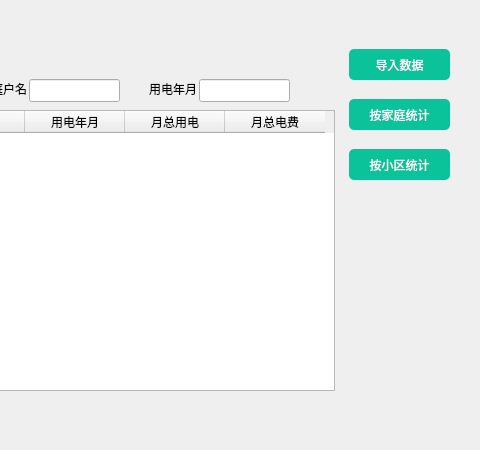
Before: the Qt Designer form ElecSystem/Employee.ui in RongjunZhou/ElecSys, drawn with Qt 5; both pictures show x 220 to 700 and y 0 to 450 of the 700 by 450 pixel window.
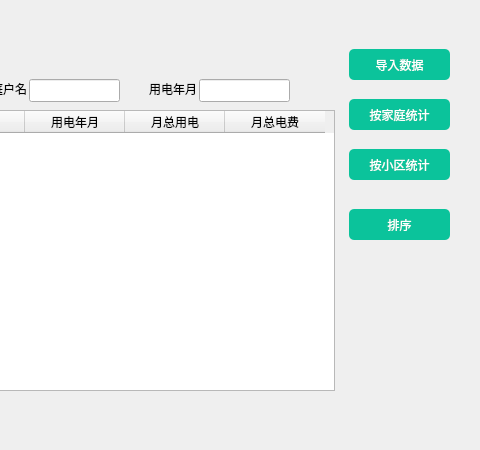
After: the same form once the commit is applied. The open tabs and pages were chosen to show the change. Icons and pictures are not drawn.

What changed in the file:
```diff
--- a/ElecSystem/Employee.ui
+++ b/ElecSystem/Employee.ui
@@ -460,6 +460,22 @@
          <string>按小区统计</string>
         </property>
        </widget>
+       <widget class="QPushButton" name="pushButton_19">
+        <property name="geometry">
+         <rect>
+          <x>560</x>
+          <y>200</y>
+          <width>101</width>
+          <height>31</height>
+         </rect>
+        </property>
+        <property name="styleSheet">
+         <string notr="true">font: 10pt &quot;微软雅黑&quot;;</string>
+        </property>
+        <property name="text">
+         <string>排序</string>
+        </property>
+       </widget>
       </widget>
      </widget>
     </item>
```
